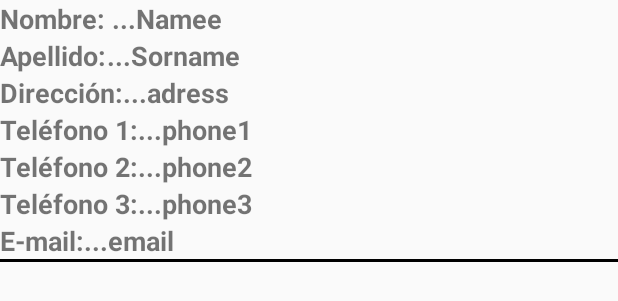
After one commit to kuroghoul/CompuStore, an Android app: the layout customers_list_item.xml on its own in the app's theme, with its tools: preview values and no code run, on a phone screen of 412 x 824 dp. The commit adds this screen. Shown: the top 301 px of the screen. Run offline under Robolectric (Android 15) with nearby library versions, the phone set to English and light mode, and no system bars.

Commit message:
viewholder de customers 1

```diff
--- a/app/src/main/java/com/fiuady/compustore/db/InventoryHelper.java
+++ b/app/src/main/java/com/fiuady/compustore/db/InventoryHelper.java
@@ -55,6 +55,7 @@ public final class InventoryHelper extends SQLiteOpenHelper {
 
     @Override
     public void onUpgrade(SQLiteDatabase db, int oldVersion, int newVersion) {
+
 
     }
     public void applySQLFile(SQLiteDatabase db, String filename)
--- /dev/null
+++ b/app/src/main/res/layout/customers_list_item.xml
@@ -0,0 +1,134 @@
+<?xml version="1.0" encoding="utf-8"?>
+<RelativeLayout xmlns:android="http://schemas.android.com/apk/res/android"
+    android:orientation="vertical" android:layout_width="match_parent"
+    xmlns:tools="http://schemas.android.com/tools"
+    android:layout_height="match_parent">
+    <TextView
+        android:id="@+id/customers_firstname_tag"
+        android:layout_width="wrap_content"
+        android:layout_height="wrap_content"
+        android:text="@string/customers_first_name"
+        android:textSize="18sp"
+        android:textStyle="bold"/>
+    <TextView
+        android:layout_width="wrap_content"
+        android:layout_height="wrap_content"
+        android:id="@+id/customers_firstname_text"
+        android:layout_toRightOf="@id/customers_firstname_tag"
+        tools:text=" ...Namee "
+        android:textSize="18sp"
+        android:textStyle="bold"/>
+    <TextView
+        android:id="@+id/customers_lastname_tag"
+        android:layout_width="wrap_content"
+        android:layout_height="wrap_content"
+        android:layout_below="@id/customers_firstname_tag"
+        android:text="@string/customers_last_name"
+        android:textSize="18sp"
+        android:textStyle="bold"/>
+
+    <TextView
+        android:id="@+id/customers_lastname_text"
+        android:layout_height="wrap_content"
+        android:layout_width="wrap_content"
+        android:layout_toRightOf="@id/customers_lastname_tag"
+        android:layout_below="@id/customers_firstname_text"
+        tools:text="...Sorname"
+        android:textSize="18sp"
+        android:textStyle="bold"/>
+
+    <TextView
+        android:id="@+id/customers_adress_tag"
+        android:layout_width="wrap_content"
+        android:layout_height="wrap_content"
+        android:layout_below="@id/customers_lastname_tag"
+        android:text="@string/customers_adress"
+        android:textSize="18sp"
+        android:textStyle="bold"/>
+    <TextView
+        android:id="@+id/customers_adress_text"
+        android:layout_height="wrap_content"
+        android:layout_width="wrap_content"
+        android:layout_toRightOf="@id/customers_adress_tag"
+        android:layout_below="@id/customers_lastname_text"
+        tools:text="...adress"
+        android:textSize="18sp"
+        android:textStyle="bold"/>
+    <TextView
+        android:id="@+id/customers_phone1_tag"
+        android:layout_width="wrap_content"
+        android:layout_height="wrap_content"
+        android:layout_below="@id/customers_adress_tag"
+        android:text="@string/customers_phone1"
+        android:textSize="18sp"
+        android:textStyle="bold"/>
+    <TextView
+        android:id="@+id/customers_phone1_text"
+        android:layout_height="wrap_content"
+        android:layout_width="wrap_content"
+        android:layout_toRightOf="@id/customers_phone1_tag"
+        android:layout_below="@id/customers_adress_text"
+        tools:text="...phone1 "
+        android:textSize="18sp"
+        android:textStyle="bold"/>
+
+    <TextView
+        android:id="@+id/customers_phone2_tag"
+        android:layout_width="wrap_content"
+        android:layout_height="wrap_content"
+        android:layout_below="@id/customers_phone1_tag"
+        android:text="@string/customers_phone2"
+        android:textSize="18sp"
+        android:textStyle="bold"/>
+    <TextView
+        android:id="@+id/customers_phone2_text"
+        android:layout_height="wrap_content"
+        android:layout_width="wrap_content"
+        android:layout_toRightOf="@id/customers_phone1_tag"
+        android:layout_below="@id/customers_phone1_text"
+        tools:text="...phone2"
+        android:textSize="18sp"
+        android:textStyle="bold"/>
+
+    <TextView
+        android:id="@+id/customers_phone3_tag"
+        android:layout_width="wrap_content"
+        android:layout_height="wrap_content"
+        android:layout_below="@id/customers_phone2_tag"
+        android:text="@string/customers_phone3"
+        android:textSize="18sp"
+        android:textStyle="bold"/>
+    <TextView
+        android:id="@+id/customers_phone3_text"
+        android:layout_height="wrap_content"
+        android:layout_width="wrap_content"
+        android:layout_toRightOf="@id/customers_phone3_tag"
+        android:layout_below="@id/customers_phone2_text"
+        tools:text="...phone3 "
+        android:textSize="18sp"
+        android:textStyle="bold"/>
+
+    <TextView
+        android:id="@+id/customers_email_tag"
+        android:layout_width="wrap_content"
+        android:layout_height="wrap_content"
+        android:layout_below="@id/customers_phone3_tag"
+        android:text="@string/customers_email"
+        android:textSize="18sp"
+        android:textStyle="bold"/>
+    <TextView
+        android:id="@+id/customers_email_text"
+        android:layout_height="wrap_content"
+        android:layout_width="wrap_content"
+        android:layout_toRightOf="@id/customers_email_tag"
+        android:layout_below="@id/customers_phone3_text"
+        tools:text="...email "
+        android:textSize="18sp"
+        android:textStyle="bold"/>
+
+    <View android:id="@+id/primerdivisor"
+        android:layout_height="2dp"
+        android:layout_width="fill_parent"
+        android:background="#000000"
+        android:layout_below="@id/customers_email_tag"/>
+</RelativeLayout>
--- a/app/src/main/res/layout/product_list_item.xml
+++ b/app/src/main/res/layout/product_list_item.xml
@@ -78,8 +78,4 @@
         android:layout_width="fill_parent"
         android:background="#000000"
         android:layout_below="@id/product_qty_tag"/>
-
-
-
-
 </RelativeLayout>
--- a/app/src/main/res/values/strings.xml
+++ b/app/src/main/res/values/strings.xml
@@ -15,6 +15,15 @@
     <string name="product_price">Precio: </string>
     <string name="product_qty">Qty: </string>
 
+    <string name="customers_first_name">Nombre: </string>
+    <string name="customers_last_name">Apellido: </string>
+    <string name="customers_adress">Dirección: </string>
+    <string name="customers_phone1">Teléfono 1: </string>
+    <string name="customers_phone2">Teléfono 2: </string>
+    <string name="customers_phone3">Teléfono 3: </string>
+    <string name="customers_email">E-mail: </string>
+
+
 
 
 
--- a/build.gradle
+++ b/build.gradle
@@ -5,7 +5,7 @@ buildscript {
         jcenter()
     }
     dependencies {
-        classpath 'com.android.tools.build:gradle:2.2.3'
+        classpath 'com.android.tools.build:gradle:2.3.1'
 
         // NOTE: Do not place your application dependencies here; they belong
         // in the individual module build.gradle files
```
Also changed, not shown: gradle/wrapper/gradle-wrapper.properties.
